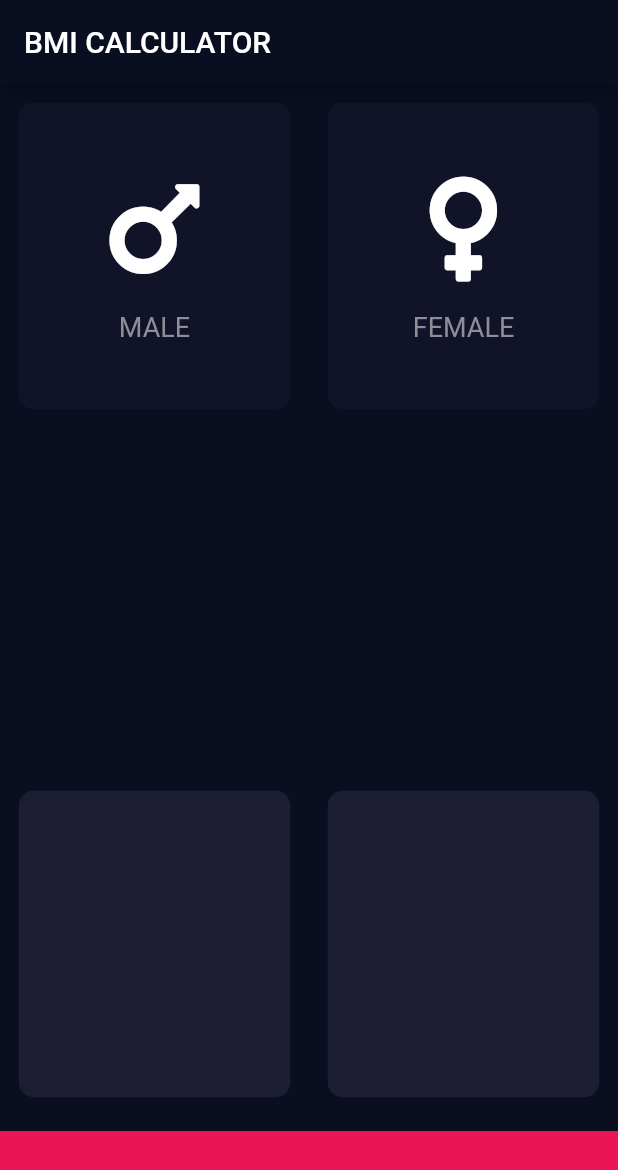
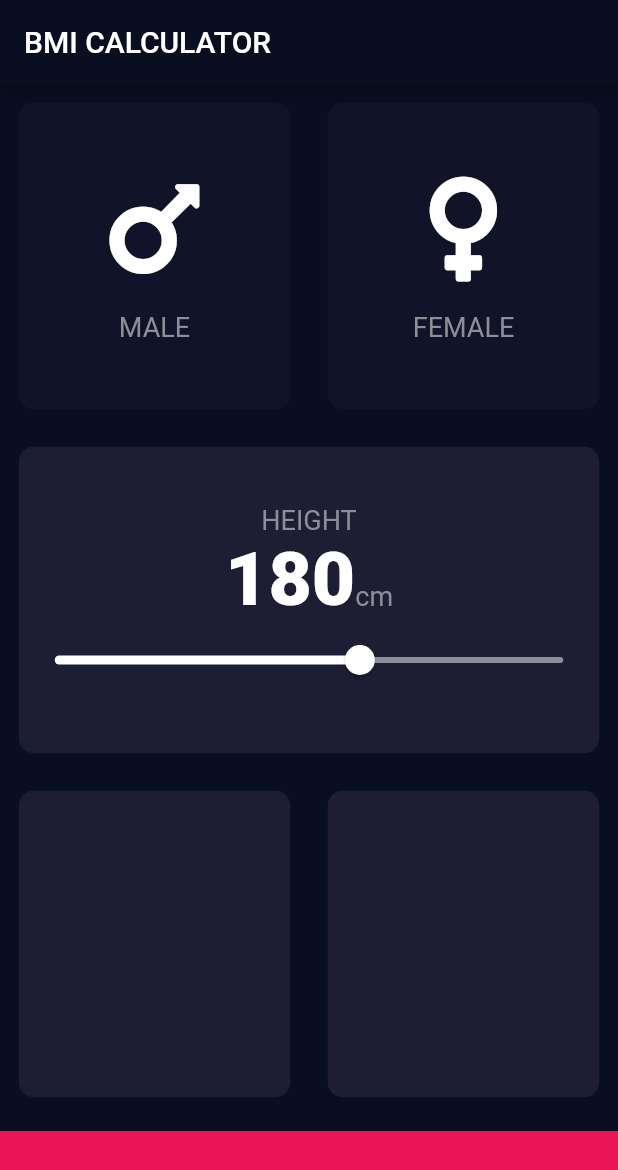
Before and after one commit to caljzl98/self_learn, a Flutter app: the screen it shows after launch, on a phone screen of 412 x 824 dp. Shown: the top 1170 px of the screen. Run offline on Flutter 3.47's test engine with Material 2 defaults, Android fonts, the phone set to English and light mode, and no system bars; our stand-ins replace audioplayers, font_awesome_flutter, rflutter_alert.

Commit message:
implemented slider, changed setState for slider to update the visual

```diff
--- a/appbrewery_flutter/bmi-calculator/lib/constants.dart
+++ b/appbrewery_flutter/bmi-calculator/lib/constants.dart
@@ -9,3 +9,8 @@
   fontSize: 18.0,
   color: Color(0xFF8D8E98),
 );
+
+const kSliderTextStyle = TextStyle(
+  fontSize: 50.0,
+  fontWeight: FontWeight.w900,
+);
--- a/appbrewery_flutter/bmi-calculator/lib/input_page.dart
+++ b/appbrewery_flutter/bmi-calculator/lib/input_page.dart
@@ -17,6 +17,7 @@
 class _InputPageState extends State<InputPage> {
 
   Gender selectedGender;
+  int height = 180;
 
   @override
   Widget build(BuildContext context) {
@@ -25,6 +26,7 @@
         title: Text('BMI CALCULATOR'),
       ),
       body: Column(
+        crossAxisAlignment: CrossAxisAlignment.stretch,
         children: <Widget>[
           Expanded(child: Row(
             children: <Widget>[
@@ -61,8 +63,39 @@
             child: ReusableCard(
               colour: kActiveCardColor,
               cardChild: Column(
+                mainAxisAlignment: MainAxisAlignment.center,
                 children: <Widget> [
-
+                  Text(
+                    'HEIGHT',
+                    style: kLabelTextStyle,
+                  ),
+                  Row(
+                    mainAxisAlignment: MainAxisAlignment.center,
+                    crossAxisAlignment: CrossAxisAlignment.baseline,
+                    textBaseline: TextBaseline.alphabetic,
+                    children: <Widget>[
+                      Text(
+                        height.toString(),
+                        style: kSliderTextStyle,
+                      ),
+                      Text(
+                        'cm',
+                        style: kLabelTextStyle,
+                      ),
+                    ],
+                  ),
+                  Slider(
+                    value: height.toDouble(),
+                    min: 120.0,
+                    max: 220.0,
+                    activeColor: Colors.white,
+                    inactiveColor: Color(0xFF8D8E98),
+                    onChanged: (double newValue) {
+                      setState(() {
+                        height = newValue.round();
+                      });
+                    },
+                  ),
                 ],
               ),
             ),
```
